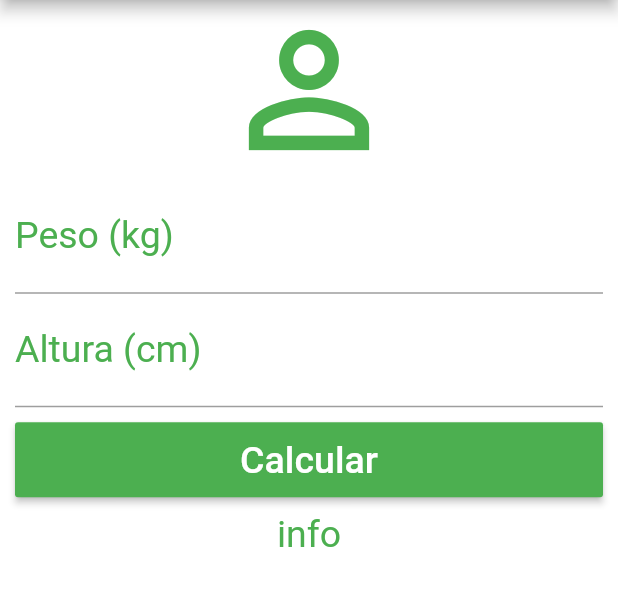
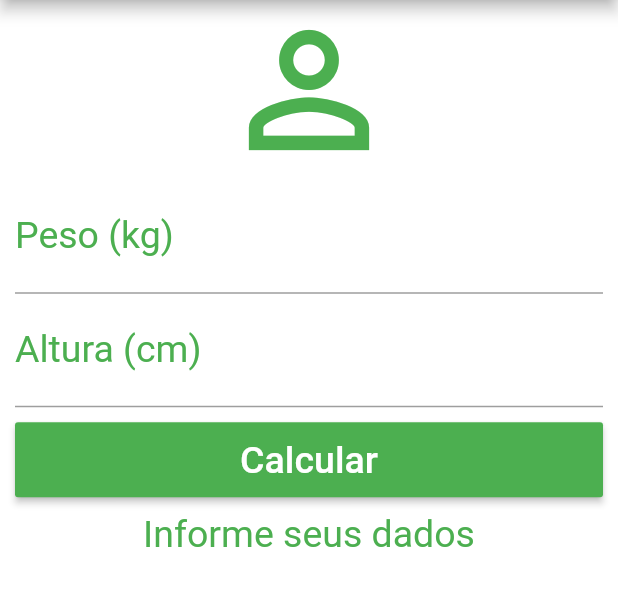
Before and after one commit to Romariorfr/calculo-imc, a Flutter app: the screen it shows after launch, after a tap on the "refresh" icon, on a phone screen of 412 x 824 dp, the part 84-690 px from its top. Run offline on Flutter 3.47's test engine with Material 2 defaults, Android fonts, the phone set to English and light mode, and no system bars.

Commit message:
aplicado a formula do imc

```diff
--- a/lib/screens/home-page.dart
+++ b/lib/screens/home-page.dart
@@ -8,10 +8,48 @@ class HomePage extends StatefulWidget {
 }
 
 class _HomePageState extends State<HomePage> {
+  GlobalKey<FormState> _formKey = GlobalKey<FormState>();
+
   final String titleAppBar = "Calculadora imc";
   final String tagPeso = "Peso (kg)";
   final String tagAltura = "Altura (cm)";
   final String tagBotaoCalc = "Calcular";
+  String infoText = "Informe seus dados";
+
+  TextEditingController weightController = TextEditingController();
+  TextEditingController heightController = TextEditingController();
+
+  double imc = 0;
+
+  void _resetFields() {
+    //clear fields textfields
+    weightController.text = "";
+    heightController.text = "";
+    infoText = "Informe seus dados";
+  }
+
+  void _calculate() {
+    //get weight and height and calculate a imc
+    double weight = double.parse(weightController.text);
+    double height = double.parse(heightController.text) / 100;
+
+    //applying an imc formula and return result imc
+    imc = weight / (height * height);
+  }
+
+  void _resultImc() {
+    if (imc < 18.6) {
+      infoText = "Abaixo do peso (${imc.toStringAsPrecision(3)})";
+    } else if (imc >= 18.6 && imc < 24.9) {
+      infoText = "Peso ideal (${imc.toStringAsPrecision(3)})";
+    } else if (imc >= 29.9 && imc < 34.9) {
+      infoText = "Levemente acima do Peso(${imc.toStringAsPrecision(3)})";
+    } else if (imc >= 34.9 && imc < 39.9) {
+      infoText = "Obesidade Grau II (${imc.toStringAsPrecision(3)})";
+    } else if (imc >= 40) {
+      infoText = "Obesidade Grau III (${imc.toStringAsPrecision(3)})";
+    }
+  }
 
   @override
   Widget build(BuildContext context) {
@@ -23,13 +61,18 @@ class _HomePageState extends State<HomePage> {
           actions: [
             IconButton(
               icon: Icon(Icons.refresh),
-              onPressed: () {},
+              onPressed: () {
+                setState(() {
+                  _resetFields();
+                });
+              },
             )
           ],
         ),
         backgroundColor: Colors.white,
         body: SingleChildScrollView(
             padding: EdgeInsets.fromLTRB(10.0, 0.0, 10.0, 0.0),
+            child: Form(
               child: Column(
                 crossAxisAlignment: CrossAxisAlignment.stretch,
                 children: [
@@ -38,7 +81,8 @@ class _HomePageState extends State<HomePage> {
                     size: 120.0,
                     color: Colors.green,
                   ),
-              TextField(
+                  TextFormField(
+                    controller: weightController,
                     keyboardType: TextInputType.number,
                     decoration: InputDecoration(
                         labelText: tagPeso,
@@ -46,7 +90,8 @@ class _HomePageState extends State<HomePage> {
                     textAlign: TextAlign.center,
                     style: TextStyle(color: Colors.green, fontSize: 25.0),
                   ),
-              TextField(
+                  TextFormField(
+                    controller: heightController,
                     keyboardType: TextInputType.number,
                     decoration: InputDecoration(
                         labelText: tagAltura,
@@ -59,7 +104,12 @@ class _HomePageState extends State<HomePage> {
                     child: Container(
                       height: 50.0,
                       child: RaisedButton(
-                    onPressed: () {},
+                        onPressed: () {
+                          setState(() {
+                            _calculate();
+                            _resultImc();
+                          });
+                        },
                         child: Text(
                           tagBotaoCalc,
                           style: TextStyle(color: Colors.white, fontSize: 25.0),
@@ -69,12 +119,12 @@ class _HomePageState extends State<HomePage> {
                     ),
                   ),
                   Text(
-                "info",
+                    infoText,
                     textAlign: TextAlign.center,
                     style: TextStyle(color: Colors.green, fontSize: 25.0),
                   )
                 ],
               ),
-        ));
+            )));
   }
 }
```
Lines whose indentation alone changed are shown as unchanged.
